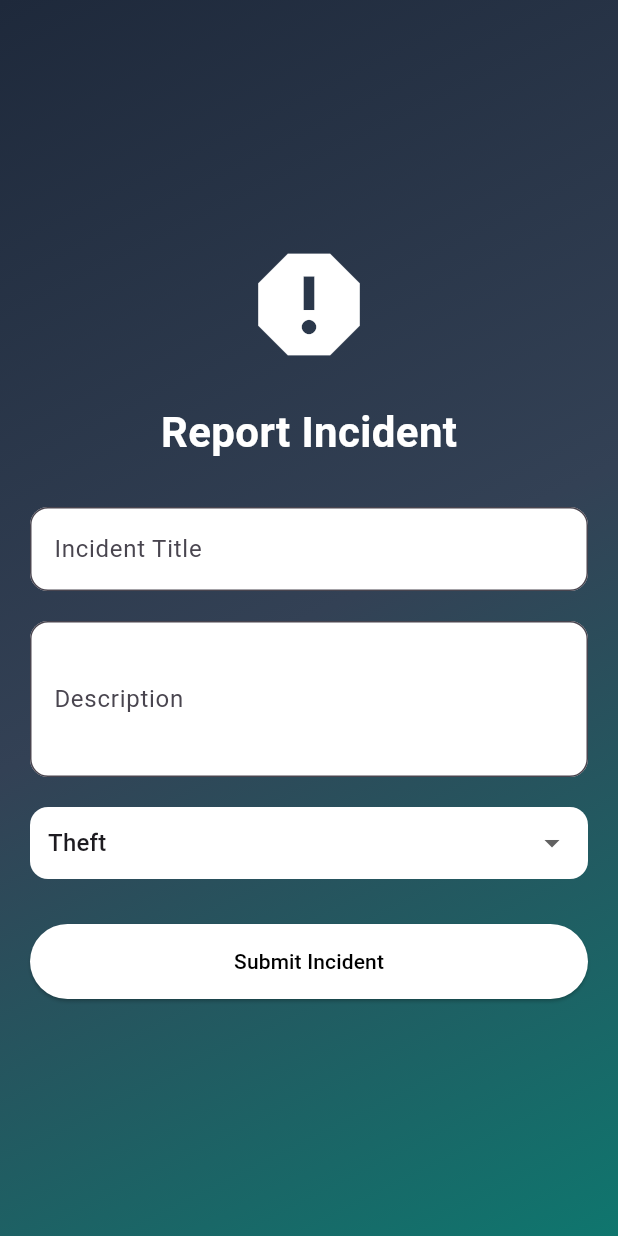
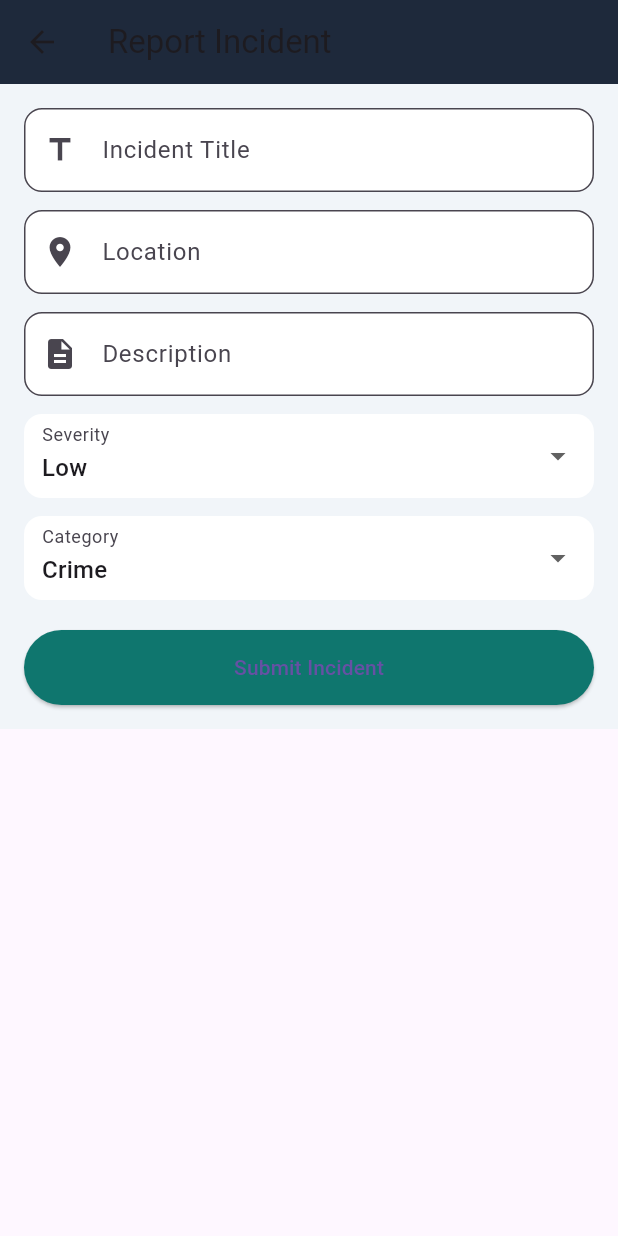
Before and after one commit to areeshaaltaf-1/smart_safety_app, a Flutter app: the DashboardScreen screen opened directly, after a tap on "Report Incident", on a phone screen of 412 x 824 dp. Run offline on Flutter 3.47's test engine with Material 3 defaults, Android fonts, the phone set to English and light mode, and no system bars; our stand-ins replace firebase_auth, firebase_core, flutter_map, hive_flutter, latlong2; accounts and stored records are empty.

Commit message:
Updated incident system with Hive and UI improvements

```diff
--- /dev/null
+++ b/lib/data/incident_data.dart
@@ -0,0 +1 @@
+List<Map<String, dynamic>> incidentList = [];
--- a/lib/main.dart
+++ b/lib/main.dart
@@ -1,5 +1,6 @@
 import 'package:flutter/material.dart';
 import 'package:firebase_core/firebase_core.dart';
+import 'package:hive_flutter/hive_flutter.dart';
 
 import 'firebase_options.dart';
 import 'screens/splash_screen.dart';
@@ -7,9 +8,14 @@ import 'screens/splash_screen.dart';
 void main() async {
   WidgetsFlutterBinding.ensureInitialized();
 
+  // Firebase init
   await Firebase.initializeApp(
     options: DefaultFirebaseOptions.currentPlatform,
   );
+
+  // Hive init (IMPORTANT)
+  await Hive.initFlutter();
+  await Hive.openBox('incidentsBox');
 
   runApp(const MyApp());
 }
--- a/lib/screens/dashboard.dart
+++ b/lib/screens/dashboard.dart
@@ -1,24 +1,67 @@
 import 'package:flutter/material.dart';
-
 import 'report_incident_screen.dart';
 import 'safety_map_screen.dart';
+import 'incidents_screen.dart';
 
 class DashboardScreen extends StatelessWidget {
   const DashboardScreen({super.key});
 
+  Widget buildCard({
+    required String title,
+    required IconData icon,
+    required Color color,
+    required VoidCallback onTap,
+  }) {
+    return GestureDetector(
+      onTap: onTap,
+      child: Container(
+        width: double.infinity,
+        padding: const EdgeInsets.all(20),
+        margin: const EdgeInsets.only(bottom: 15),
+
+        decoration: BoxDecoration(
+          color: color,
+          borderRadius: BorderRadius.circular(14),
+          boxShadow: [
+            BoxShadow(
+              color: Colors.black.withOpacity(0.15),
+              blurRadius: 8,
+              offset: const Offset(0, 4),
+            )
+          ],
+        ),
+
+        child: Row(
+          children: [
+            Icon(icon, color: Colors.white, size: 28),
+            const SizedBox(width: 12),
+            Text(
+              title,
+              style: const TextStyle(
+                color: Colors.white,
+                fontSize: 16,
+                fontWeight: FontWeight.w600,
+              ),
+            ),
+          ],
+        ),
+      ),
+    );
+  }
+
   @override
   Widget build(BuildContext context) {
     return Scaffold(
-
       appBar: AppBar(
         title: const Text("Dashboard"),
         backgroundColor: const Color(0xFF1E293B),
       ),
 
-      body: Padding(
+      body: Container(
         padding: const EdgeInsets.all(16),
 
         child: Column(
+          crossAxisAlignment: CrossAxisAlignment.start,
           children: [
 
             const SizedBox(height: 20),
@@ -33,8 +76,10 @@ class DashboardScreen extends StatelessWidget {
 
             const SizedBox(height: 30),
 
-            // 🔥 REPORT INCIDENT CARD (CLICKABLE)
-            GestureDetector(
+            buildCard(
+              title: "Report Incident",
+              icon: Icons.report,
+              color: const Color(0xFF1E293B),
               onTap: () {
                 Navigator.push(
                   context,
@@ -43,34 +88,12 @@ class DashboardScreen extends StatelessWidget {
                   ),
                 );
               },
-              child: Container(
-                width: double.infinity,
-                padding: const EdgeInsets.all(20),
-                margin: const EdgeInsets.only(bottom: 15),
-
-                decoration: BoxDecoration(
-                  color: const Color(0xFF1E293B),
-                  borderRadius: BorderRadius.circular(12),
-                ),
-
-                child: const Row(
-                  children: [
-                    Icon(Icons.report, color: Colors.white),
-                    SizedBox(width: 10),
-                    Text(
-                      "Report Incident",
-                      style: TextStyle(
-                        color: Colors.white,
-                        fontSize: 16,
-                      ),
-                    ),
-                  ],
-                ),
-              ),
             ),
 
-            // 🔥 SAFETY MAP CARD (CLICKABLE)
-            GestureDetector(
+            buildCard(
+              title: "Safety Map",
+              icon: Icons.map,
+              color: const Color(0xFF0F766E),
               onTap: () {
                 Navigator.push(
                   context,
@@ -79,31 +102,21 @@ class DashboardScreen extends StatelessWidget {
                   ),
                 );
               },
-              child: Container(
-                width: double.infinity,
-                padding: const EdgeInsets.all(20),
-
-                decoration: BoxDecoration(
-                  color: const Color(0xFF0F766E),
-                  borderRadius: BorderRadius.circular(12),
-                ),
-
-                child: const Row(
-                  children: [
-                    Icon(Icons.map, color: Colors.white),
-                    SizedBox(width: 10),
-                    Text(
-                      "Safety Map",
-                      style: TextStyle(
-                        color: Colors.white,
-                        fontSize: 16,
-                      ),
-                    ),
-                  ],
-                ),
-              ),
             ),
 
+            buildCard(
+              title: "Incident History",
+              icon: Icons.list_alt,
+              color: const Color(0xFF334155),
+              onTap: () {
+                Navigator.push(
+                  context,
+                  MaterialPageRoute(
+                    builder: (_) => const IncidentsScreen(),
+                  ),
+                );
+              },
+            ),
           ],
         ),
       ),
--- a/lib/screens/report_incident_screen.dart
+++ b/lib/screens/report_incident_screen.dart
@@ -1,4 +1,5 @@
 import 'package:flutter/material.dart';
+import '../services/incident_service.dart';
 
 class ReportIncidentScreen extends StatefulWidget {
   const ReportIncidentScreen({super.key});
@@ -10,193 +11,143 @@ class ReportIncidentScreen extends StatefulWidget {
 class _ReportIncidentScreenState extends State<ReportIncidentScreen> {
 
   final titleController = TextEditingController();
-  final descController = TextEditingController();
+  final locationController = TextEditingController();
+  final descriptionController = TextEditingController();
 
-  String? titleError;
-  String? descError;
-
-  String selectedCategory = "Theft";
-
-  final List<String> categories = [
-    "Theft",
-    "Accident",
-    "Harassment",
-    "Suspicious Activity",
-    "Other"
-  ];
+  String selectedSeverity = "Low";
+  String selectedCategory = "Crime";
 
   void submitIncident() {
 
-    setState(() {
-
-      titleError = titleController.text.isEmpty
-          ? "Title cannot be empty"
-          : null;
-
-      descError = descController.text.isEmpty
-          ? "Description cannot be empty"
-          : null;
-    });
-
-    if (titleError != null || descError != null) {
+    if (titleController.text.isEmpty || locationController.text.isEmpty) {
+      ScaffoldMessenger.of(context).showSnackBar(
+        const SnackBar(content: Text("Please fill all required fields")),
+      );
       return;
     }
 
+    IncidentService.addIncident({
+      "title": titleController.text,
+      "location": locationController.text,
+      "description": descriptionController.text,
+      "severity": selectedSeverity,
+      "category": selectedCategory,
+      "time": DateTime.now().toString(),
+    });
+
     ScaffoldMessenger.of(context).showSnackBar(
-      const SnackBar(
-        content: Text("Incident Reported Successfully"),
-      ),
+      const SnackBar(content: Text("Incident Reported Successfully")),
     );
 
     titleController.clear();
-    descController.clear();
+    locationController.clear();
+    descriptionController.clear();
+
+    setState(() {});
+  }
+
+  Widget buildField(String label, TextEditingController controller, IconData icon) {
+    return TextField(
+      controller: controller,
+      decoration: InputDecoration(
+        prefixIcon: Icon(icon),
+        labelText: label,
+        filled: true,
+        fillColor: Colors.white,
+        border: OutlineInputBorder(
+          borderRadius: BorderRadius.circular(12),
+        ),
+      ),
+    );
   }
 
   @override
   Widget build(BuildContext context) {
-
     return Scaffold(
+      appBar: AppBar(
+        title: const Text("Report Incident"),
+        backgroundColor: const Color(0xFF1E293B),
+      ),
 
       body: Container(
+        padding: const EdgeInsets.all(16),
+        color: const Color(0xFFF1F5F9),
 
-        width: double.infinity,
+        child: SingleChildScrollView(
+          child: Column(
+            children: [
 
-        padding: const EdgeInsets.all(20),
+              buildField("Incident Title", titleController, Icons.title),
+              const SizedBox(height: 12),
 
-        decoration: const BoxDecoration(
-          gradient: LinearGradient(
-            colors: [
-              Color(0xFF1E293B),
-              Color(0xFF334155),
-              Color(0xFF0F766E),
+              buildField("Location", locationController, Icons.location_on),
+              const SizedBox(height: 12),
+
+              buildField("Description", descriptionController, Icons.description),
+              const SizedBox(height: 12),
+
+              Container(
+                padding: const EdgeInsets.symmetric(horizontal: 12),
+                decoration: BoxDecoration(
+                  color: Colors.white,
+                  borderRadius: BorderRadius.circular(12),
+                ),
+                child: DropdownButtonFormField(
+                  value: selectedSeverity,
+                  items: const [
+                    DropdownMenuItem(value: "Low", child: Text("Low")),
+                    DropdownMenuItem(value: "Medium", child: Text("Medium")),
+                    DropdownMenuItem(value: "High", child: Text("High")),
                   ],
-            begin: Alignment.topLeft,
-            end: Alignment.bottomRight,
+                  onChanged: (value) {
+                    setState(() {
+                      selectedSeverity = value!;
+                    });
+                  },
+                  decoration: const InputDecoration(
+                    labelText: "Severity",
+                    border: InputBorder.none,
+                  ),
                 ),
               ),
 
-        child: Center(
+              const SizedBox(height: 12),
 
-          child: SingleChildScrollView(
-
-            child: Column(
-
-              children: [
-
-                const Icon(
-                  Icons.report,
-                  size: 90,
+              Container(
+                padding: const EdgeInsets.symmetric(horizontal: 12),
+                decoration: BoxDecoration(
                   color: Colors.white,
+                  borderRadius: BorderRadius.circular(12),
                 ),
-
-                const SizedBox(height: 20),
-
-                const Text(
-                  "Report Incident",
-                  style: TextStyle(
-                    color: Colors.white,
-                    fontSize: 28,
-                    fontWeight: FontWeight.bold,
-                  ),
-                ),
-
-                const SizedBox(height: 30),
-
-                // TITLE
-                TextField(
-                  controller: titleController,
-
-                  onChanged: (_) {
+                child: DropdownButtonFormField(
+                  value: selectedCategory,
+                  items: const [
+                    DropdownMenuItem(value: "Crime", child: Text("Crime")),
+                    DropdownMenuItem(value: "Accident", child: Text("Accident")),
+                    DropdownMenuItem(value: "Violence", child: Text("Violence")),
+                  ],
+                  onChanged: (value) {
                     setState(() {
-                      titleError =
-                      titleController.text.isEmpty
-                          ? "Title required"
-                          : null;
+                      selectedCategory = value!;
                     });
                   },
-
-                  decoration: InputDecoration(
-                    filled: true,
-                    fillColor: Colors.white,
-                    labelText: "Incident Title",
-                    errorText: titleError,
-                    border: OutlineInputBorder(
-                      borderRadius: BorderRadius.circular(12),
+                  decoration: const InputDecoration(
+                    labelText: "Category",
+                    border: InputBorder.none,
                   ),
                 ),
               ),
 
               const SizedBox(height: 20),
 
-                // DESCRIPTION
-                TextField(
-                  controller: descController,
-                  maxLines: 3,
-
-                  onChanged: (_) {
-                    setState(() {
-                      descError =
-                      descController.text.isEmpty
-                          ? "Description required"
-                          : null;
-                    });
-                  },
-
-                  decoration: InputDecoration(
-                    filled: true,
-                    fillColor: Colors.white,
-                    labelText: "Description",
-                    errorText: descError,
-                    border: OutlineInputBorder(
-                      borderRadius: BorderRadius.circular(12),
-                    ),
-                  ),
-                ),
-
-                const SizedBox(height: 20),
-
-                // CATEGORY
-                Container(
-                  padding: const EdgeInsets.symmetric(horizontal: 12),
-                  decoration: BoxDecoration(
-                    color: Colors.white,
-                    borderRadius: BorderRadius.circular(12),
-                  ),
-                  child: DropdownButton<String>(
-                    value: selectedCategory,
-                    isExpanded: true,
-                    underline: const SizedBox(),
-
-                    items: categories.map((value) {
-                      return DropdownMenuItem(
-                        value: value,
-                        child: Text(value),
-                      );
-                    }).toList(),
-
-                    onChanged: (value) {
-                      setState(() {
-                        selectedCategory = value!;
-                      });
-                    },
-                  ),
-                ),
-
-                const SizedBox(height: 30),
-
-                // BUTTON
               SizedBox(
                 width: double.infinity,
                 height: 50,
-
                 child: ElevatedButton(
                   onPressed: submitIncident,
-
                   style: ElevatedButton.styleFrom(
-                      backgroundColor: Colors.white,
-                      foregroundColor: Colors.black,
+                    backgroundColor: const Color(0xFF0F766E),
                   ),
-
                   child: const Text("Submit Incident"),
                 ),
               ),
@@ -204,7 +155,6 @@ class _ReportIncidentScreenState extends State<ReportIncidentScreen> {
           ),
         ),
       ),
-      ),
     );
   }
 }
```
Also changed, not shown: lib/screens/incidents_screen.dart (added, +81 -0 lines), lib/services/incident_service.dart (added, +27 -0 lines), pubspec.yaml (+7 -2 lines), pubspec.lock, 2 other files. Lines whose indentation alone changed are shown as unchanged.
